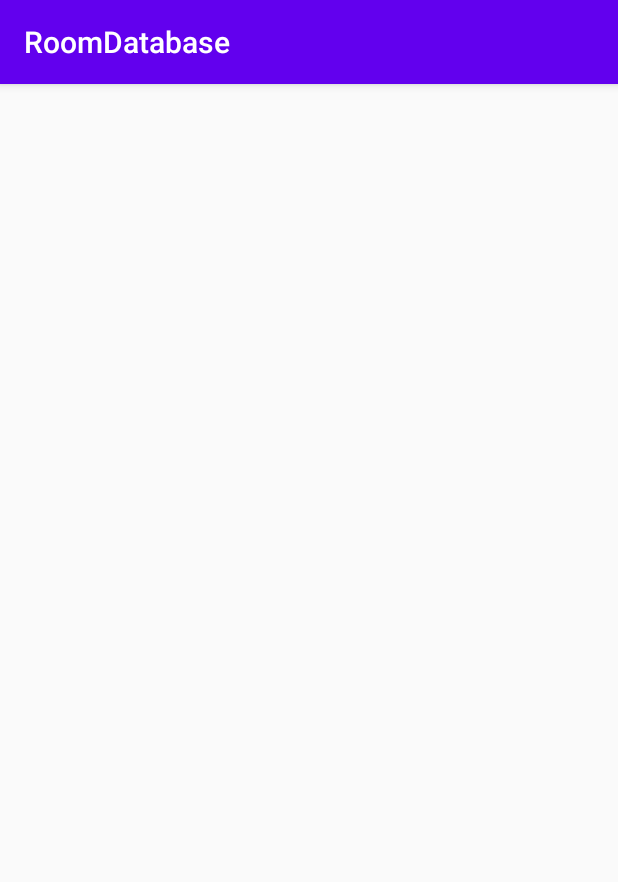
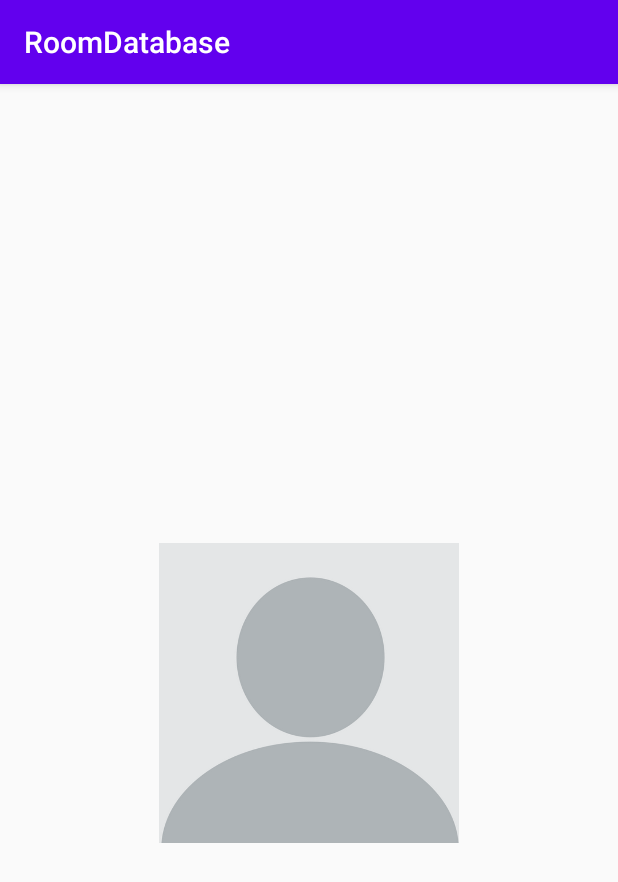
Before and after one commit to shashank1800/RoomDatabase, an Android app: the MainActivity screen opened directly, with no data from a screen before it, on a phone screen of 412 x 824 dp. Shown: the top 882 px of the screen. Run offline under Robolectric (Android 15) with nearby library versions, the phone set to English and light mode, and no system bars; our stand-ins replace ButterKnife; network calls fail; pictures from the network do not load.

```diff
--- a/app/build.gradle
+++ b/app/build.gradle
@@ -44,4 +44,7 @@ dependencies {
     implementation "androidx.room:room-runtime:$room_version"
     annotationProcessor "androidx.room:room-compiler:$room_version"
 
+    implementation 'com.github.bumptech.glide:glide:4.11.0'
+    annotationProcessor 'com.github.bumptech.glide:compiler:4.11.0'
+
 }
--- a/app/src/main/AndroidManifest.xml
+++ b/app/src/main/AndroidManifest.xml
@@ -17,7 +17,7 @@
                 <category android:name="android.intent.category.LAUNCHER" />
             </intent-filter>
         </activity>
-        <activity android:name=".MainActivity"/>
+        <activity android:name=".MainActivity" android:launchMode="singleInstance"/>
     </application>
 
 </manifest>
--- a/app/src/main/java/com/shashankbhat/roomdatabase/MainActivity.java
+++ b/app/src/main/java/com/shashankbhat/roomdatabase/MainActivity.java
@@ -3,10 +3,25 @@ package com.shashankbhat.roomdatabase;
 import androidx.appcompat.app.AppCompatActivity;
 
 import android.os.Bundle;
+import android.widget.ImageView;
+import android.widget.TextView;
 
+import com.bumptech.glide.Glide;
+import com.shashankbhat.roomdatabase.Room.StudentEntity;
+import com.shashankbhat.roomdatabase.Utils.Constants;
+
+import butterknife.BindView;
 import butterknife.ButterKnife;
 
 public class MainActivity extends AppCompatActivity {
+
+    private StudentEntity studentEntity;
+
+    @BindView(R.id.details)
+    TextView details;
+
+    @BindView(R.id.image_view)
+    ImageView imageView;
 
     @Override
     protected void onCreate(Bundle savedInstanceState) {
@@ -15,5 +30,19 @@ public class MainActivity extends AppCompatActivity {
 
         ButterKnife.bind(this);
 
+        Bundle bundle = this.getIntent().getExtras();
+        if (bundle != null) {
+            studentEntity = bundle.getParcelable(Constants.STUDENT_OBJ);
+
+            details.setText("ERP : "+ studentEntity.getErp());
+            details.append("\nFirst Name : "+ studentEntity.getFirst_name());
+            details.append("\nSecond Name : "+ studentEntity.getSecond_name());
+            details.append("\nRole : "+studentEntity.getRole());
+            details.append("\nMother Name : "+studentEntity.getMother_name());
+            details.append("\nFather Mobile : "+studentEntity.getFather_mobile());
+
+            Glide.with(this).load(studentEntity.getStudent_photo()).into(imageView);
+        }
+
     }
 }
--- a/app/src/main/java/com/shashankbhat/roomdatabase/Utils/Constants.java
+++ b/app/src/main/java/com/shashankbhat/roomdatabase/Utils/Constants.java
@@ -9,4 +9,5 @@ public class Constants {
 
     public static final String TABLE_NAME = "student";
     public static final String DATABASE_NAME = "shashankbhat.db";
+    public static final String STUDENT_OBJ = "student_obj";
 }
--- a/app/src/main/res/layout/activity_main.xml
+++ b/app/src/main/res/layout/activity_main.xml
@@ -1,7 +1,25 @@
 <?xml version="1.0" encoding="utf-8"?>
-<androidx.constraintlayout.widget.ConstraintLayout xmlns:android="http://schemas.android.com/apk/res/android"
+<LinearLayout
+    xmlns:android="http://schemas.android.com/apk/res/android"
     xmlns:app="http://schemas.android.com/apk/res-auto"
     xmlns:tools="http://schemas.android.com/tools"
     android:layout_width="match_parent"
     android:layout_height="match_parent"
-    tools:context=".MainActivity"/>
+    android:padding="30dp"
+    android:orientation="vertical"
+    android:gravity="center"
+    tools:context=".MainActivity">
+    <TextView
+        android:id="@+id/details"
+        android:layout_width="wrap_content"
+        android:layout_margin="10dp"
+        android:textColor="@color/colorPrimaryDark"
+        android:textSize="18sp"
+        android:layout_height="wrap_content"/>
+    <ImageView
+        android:id="@+id/image_view"
+        android:layout_width="200dp"
+        android:layout_height="200dp"
+        android:layout_margin="10dp"
+        android:src="@drawable/profile"/>
+</LinearLayout>
```
Also changed, not shown: app/src/main/java/com/shashankbhat/roomdatabase/LoginActivity.java (+44 -2 lines), app/src/main/java/com/shashankbhat/roomdatabase/Room/DataRepository.java (+30 -3 lines), app/src/main/java/com/shashankbhat/roomdatabase/Room/StudentEntity.java (+46 -1 lines), app/src/main/res/drawable/profile.png (added).
